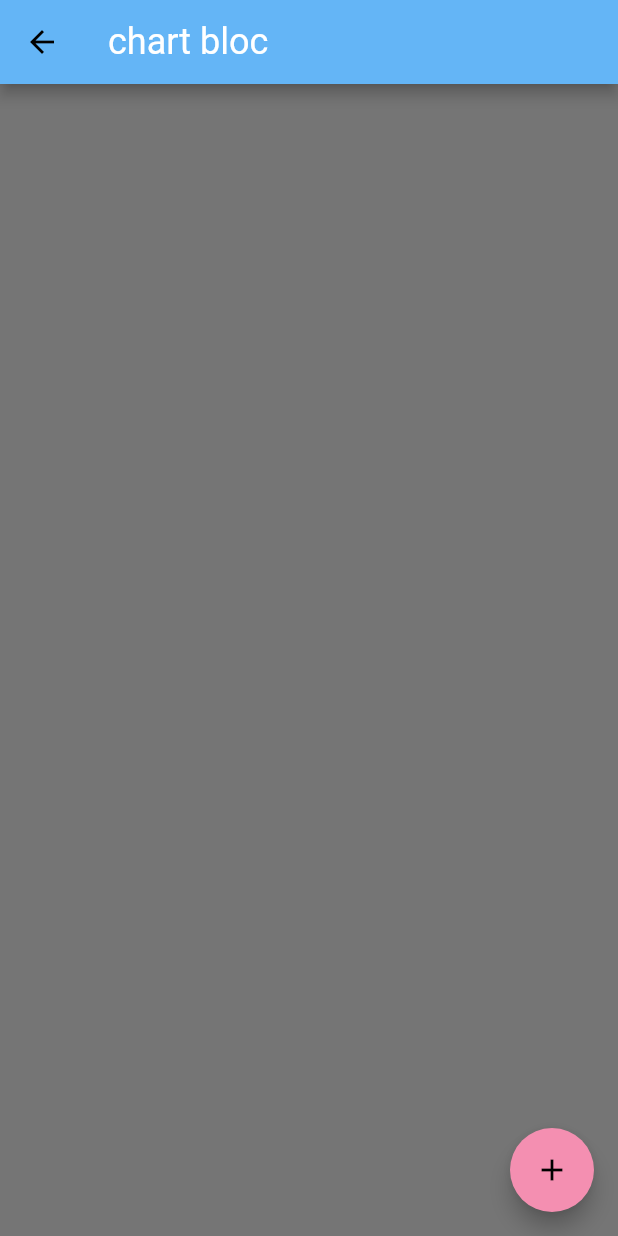
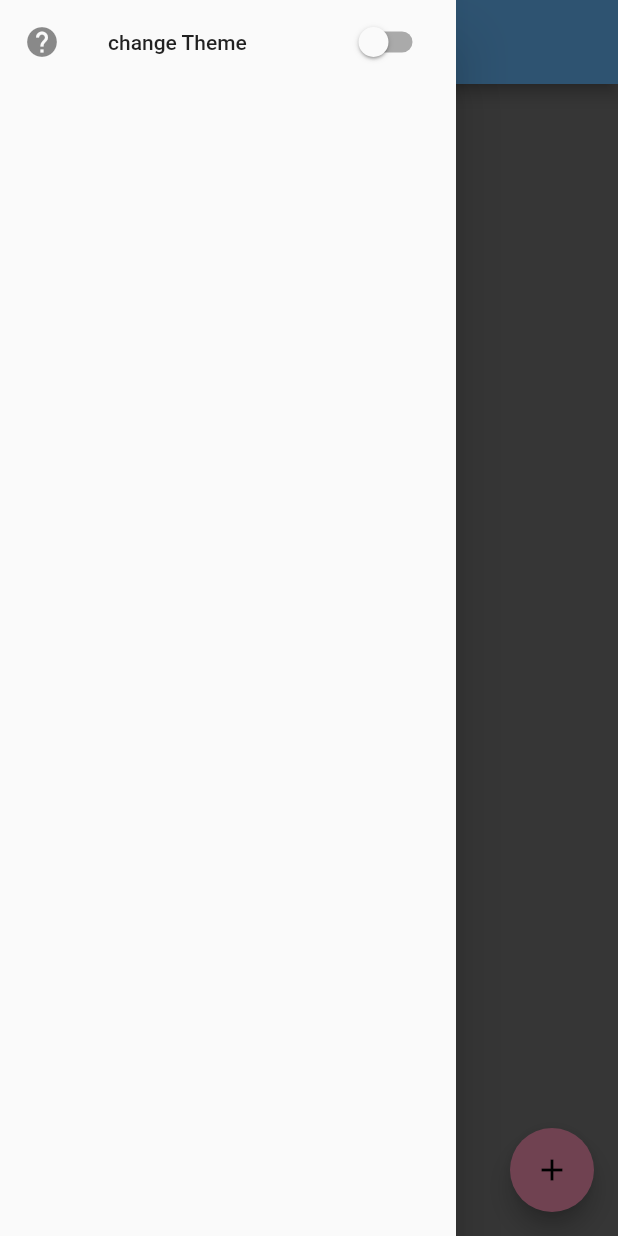
Before and after one commit to michaelandom/chat_bloc, a Flutter app: the MyHomePage screen opened by its route, with the side drawer open (before the commit the screen has no drawer), on a phone screen of 412 x 824 dp. Run offline on Flutter 3.47's test engine with Material 2 defaults, Android fonts, the phone set to English and light mode, and no system bars; our stand-ins replace awesome_dialog, bloc, cloud_firestore, equatable, firebase_auth, firebase_core and 3 more; accounts and stored records are empty.

Commit message:
theme added

```diff
--- a/lib/bloc/theme/theme_event.dart
+++ b/lib/bloc/theme/theme_event.dart
@@ -1,6 +1,6 @@
 part of 'theme_bloc.dart';
 
-abstract class ThemeEvent extends Equatable {
+class ThemeEvent extends Equatable {
   final AppTheme appTheme;
   ThemeEvent({required this.appTheme});
   @override
--- a/lib/presentation/pages/home_page.dart
+++ b/lib/presentation/pages/home_page.dart
@@ -8,15 +8,13 @@ import 'package:flutter/material.dart';
 import 'package:flutter_bloc/flutter_bloc.dart';
 
 class MyHomePage extends StatefulWidget {
-
-
   @override
   _MyHomePageState createState() => _MyHomePageState();
 }
 
 class _MyHomePageState extends State<MyHomePage> {
   HSharedPreference localPreference = GetHSPInstance.hSharedPreference;
-  String currentUser="";
+  String currentUser = "";
 
   Future<String> userGet() async {
     currentUser = await localPreference.get(HSharedPreference.USER_NAME);
@@ -40,6 +38,7 @@ class _MyHomePageState extends State<MyHomePage> {
         ],
         child: Scaffold(
           appBar: appBarMain(context),
+          drawer: appDrawer(context),
           body: FutureBuilder(
             future: userGet(),
             builder: (context, snapshot) {
--- a/lib/presentation/widget/appbar.dart
+++ b/lib/presentation/widget/appbar.dart
@@ -1,7 +1,42 @@
 import 'package:awesome_dialog/awesome_dialog.dart';
 import 'package:chat_bloc/bloc/auth_bloc/auth_bloc.dart';
+import 'package:chat_bloc/bloc/theme/theme_bloc.dart';
+import 'package:chat_bloc/theme/app_theme.dart';
 import 'package:flutter/material.dart';
 import 'package:flutter_bloc/flutter_bloc.dart';
+
+Drawer appDrawer(BuildContext context) {
+  bool isDark = false;
+
+  return Drawer(
+    child: ListView(
+      children: [
+        ListTile(
+          leading: Icon(Icons.help),
+          title: Text("change Theme"),
+          trailing: Switch(
+            value: BlocProvider.of<ThemeBloc>(context).state.themeData ==
+                appThemeData[AppTheme.dark]!,
+            onChanged: (value) {
+              isDark = value;
+              if (value) {
+                BlocProvider.of<ThemeBloc>(context)
+                    .add(ThemeEvent(appTheme: AppTheme.dark));
+              } else {
+                BlocProvider.of<ThemeBloc>(context)
+                    .add(ThemeEvent(appTheme: AppTheme.light));
+              }
+            },
+          ),
+          onTap: () {
+            //Navigator.pop(context); // Pops the navigation side drawer
+            // todo : help page here.
+          },
+        ),
+      ],
+    ),
+  );
+}
 
 AppBar appBarMain(BuildContext context) {
   return AppBar(
```
